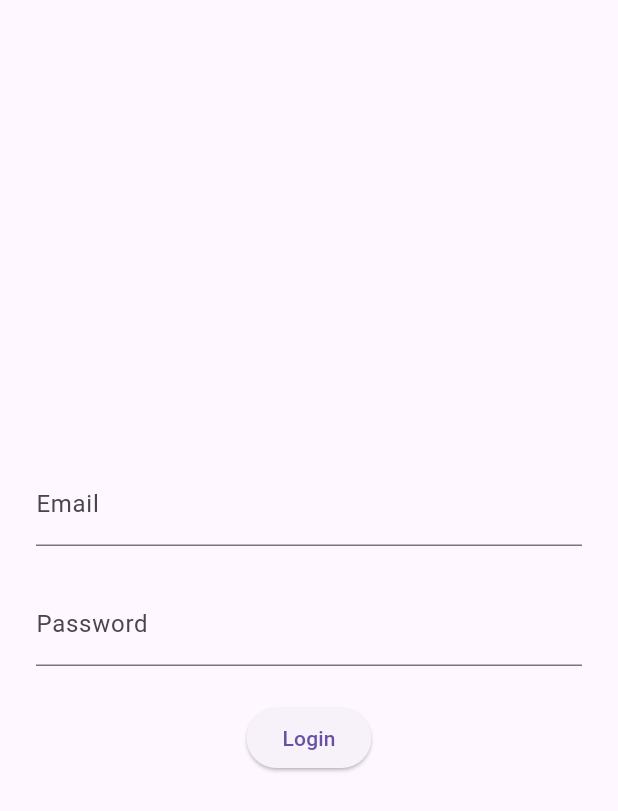
After one commit to Soumya78/zerodha_frontend, a Flutter app: the screen it shows after launch, after a tap on "Login", on a phone screen of 412 x 824 dp. The commit adds this screen. Shown: the top 811 px of the screen. Run offline on Flutter 3.47's test engine with Material 3 defaults, Android fonts, the phone set to English and light mode, and no system bars; our stand-ins replace go_router.

Commit message:
add router changes and loginscreen and splashscreen changes

```diff
--- a/lib/data/config/routing/app_router.dart
+++ b/lib/data/config/routing/app_router.dart
@@ -1,6 +1,12 @@
+import 'dart:io';
+
+import 'package:flutter/cupertino.dart';
+import 'package:flutter/material.dart';
 import 'package:go_router/go_router.dart';
 import 'package:viewtrading/data/config/routing/route_names.dart';
 import 'package:viewtrading/data/config/routing/route_path.dart';
+import 'package:viewtrading/presentation/pages/loginscreen.dart';
+
 import 'package:viewtrading/presentation/pages/splashscreen.dart';
 
 final GoRouter router = GoRouter(
@@ -8,7 +14,33 @@ final GoRouter router = GoRouter(
   routes: [
     GoRoute(
       path: RoutePath.splashScreenPath,
-      builder: (context, state) => const Splashscreen(),
+
+      pageBuilder: (context, state) {
+        return CustomTransitionPage(
+          child: Splashscreen(),
+          transitionsBuilder: (context, animation, secondaryanimation, child) {
+            if (Platform.isIOS) {
+              return FadeTransition(
+                opacity: animation,
+                child: ScaleTransition(scale: animation, child: child),
+              );
+            } else {
+              return Stack(
+                children: [
+                  FadeTransition(opacity: animation, child: child),
+                  if (animation.value < 1.0)
+                    const Center(child: CircularProgressIndicator()),
+                ],
+              );
+            }
+          },
+        );
+      },
+    ),
+    GoRoute(
+      name: RouteNames.loginScreenName,
+      path: RoutePath.loginScreenPath,
+      builder: (context, state) => Loginscreen(),
     ),
   ],
 );
--- a/lib/data/config/routing/route_names.dart
+++ b/lib/data/config/routing/route_names.dart
@@ -1,3 +1,4 @@
 class RouteNames {
   static const String splashScreenName = '/splash-screen';
+  static const String loginScreenName = '/login-screen';
 }
--- a/lib/data/config/routing/route_path.dart
+++ b/lib/data/config/routing/route_path.dart
@@ -1,3 +1,4 @@
 class RoutePath {
   static const String splashScreenPath = '/splash-screen';
+  static const String loginScreenPath = '/login-screen';
 }
--- /dev/null
+++ b/lib/presentation/pages/loginscreen.dart
@@ -0,0 +1,42 @@
+import 'package:flutter/material.dart';
+
+class Loginscreen extends StatefulWidget {
+  const Loginscreen({super.key});
+
+  @override
+  State<Loginscreen> createState() => _LoginscreenState();
+}
+
+class _LoginscreenState extends State<Loginscreen> {
+  final TextEditingController emailController = TextEditingController();
+  final TextEditingController passwordController = TextEditingController();
+  @override
+  Widget build(BuildContext context) {
+    return Scaffold(
+      body: Center(
+        child: Padding(
+          padding: const EdgeInsets.only(left: 24, right: 24),
+          child: Column(
+            mainAxisAlignment: MainAxisAlignment.center,
+            children: [
+              TextFormField(
+                controller: emailController,
+                decoration: InputDecoration(labelText: 'Email'),
+              ),
+              SizedBox(height: 24),
+              TextFormField(
+                controller: passwordController,
+                decoration: InputDecoration(labelText: 'Password'),
+              ),
+              SizedBox(height: 24),
+              ElevatedButton(
+                onPressed: () {},
+                child: Text('Login'),
+              )
+            ],
+          ),
+        ),
+      ),
+    );
+  }
+}
--- a/lib/presentation/pages/splashscreen.dart
+++ b/lib/presentation/pages/splashscreen.dart
@@ -1,8 +1,23 @@
 import 'package:flutter/material.dart';
 import 'package:viewtrading/core/utils/asset_constants.dart';
+import 'package:viewtrading/data/config/routing/route_definations.dart';
+import 'package:viewtrading/data/config/routing/route_path.dart';
 
-class Splashscreen extends StatelessWidget {
+class Splashscreen extends StatefulWidget {
   const Splashscreen({super.key});
+
+  @override
+  State<Splashscreen> createState() => _SplashscreenState();
+}
+
+class _SplashscreenState extends State<Splashscreen> {
+  @override
+  void initState() {
+    super.initState();
+    Future.delayed(const Duration(seconds: 2), () {
+     RouterHelper.instance.go(context, RoutePath.loginScreenPath);
+    });
+  }
 
   @override
   Widget build(BuildContext context) {
```
Also changed, not shown: lib/data/config/routing/route_definations.dart (+8 -7 lines).
